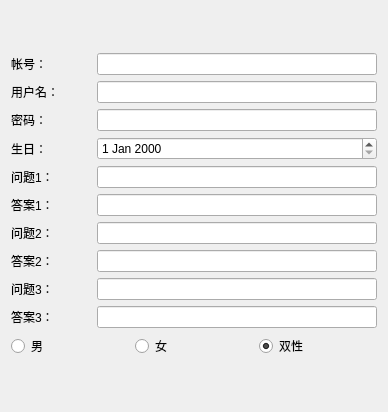
Qt form ui/component/ui_register_widget.ui (tonquer/picacg-qt) before a commit.
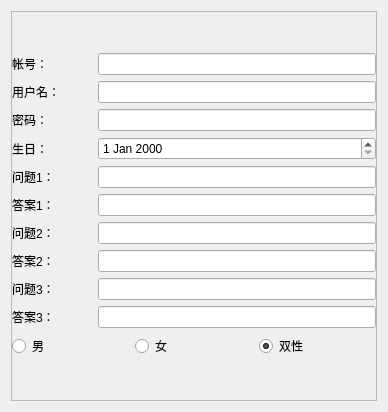
The same form after that commit. Custom widgets are drawn as their Qt base class.

Patch:
```diff
--- a/ui/component/ui_register_widget.ui
+++ b/ui/component/ui_register_widget.ui
@@ -15,6 +15,33 @@
   </property>
   <layout class="QGridLayout" name="gridLayout_2">
    <item row="0" column="0">
+    <widget class="SmoothScrollArea" name="scrollArea">
+     <property name="widgetResizable">
+      <bool>true</bool>
+     </property>
+     <widget class="QWidget" name="scrollAreaWidgetContents">
+      <property name="geometry">
+       <rect>
+        <x>0</x>
+        <y>0</y>
+        <width>368</width>
+        <height>392</height>
+       </rect>
+      </property>
+      <layout class="QVBoxLayout" name="verticalLayout">
+       <property name="leftMargin">
+        <number>0</number>
+       </property>
+       <property name="topMargin">
+        <number>0</number>
+       </property>
+       <property name="rightMargin">
+        <number>0</number>
+       </property>
+       <property name="bottomMargin">
+        <number>0</number>
+       </property>
+       <item>
     <layout class="QGridLayout" name="gridLayout">
      <item row="18" column="1">
       <layout class="QHBoxLayout" name="horizontalLayout_12">
@@ -357,6 +384,18 @@
    </item>
   </layout>
  </widget>
+    </widget>
+   </item>
+  </layout>
+ </widget>
+ <customwidgets>
+  <customwidget>
+   <class>SmoothScrollArea</class>
+   <extends>QScrollArea</extends>
+   <header location="global">component.scroll_area.smooth_scroll_area.h</header>
+   <container>1</container>
+  </customwidget>
+ </customwidgets>
  <tabstops>
   <tabstop>userEdit</tabstop>
   <tabstop>nameEdit</tabstop>
```
Lines whose indentation alone changed are shown as unchanged.
